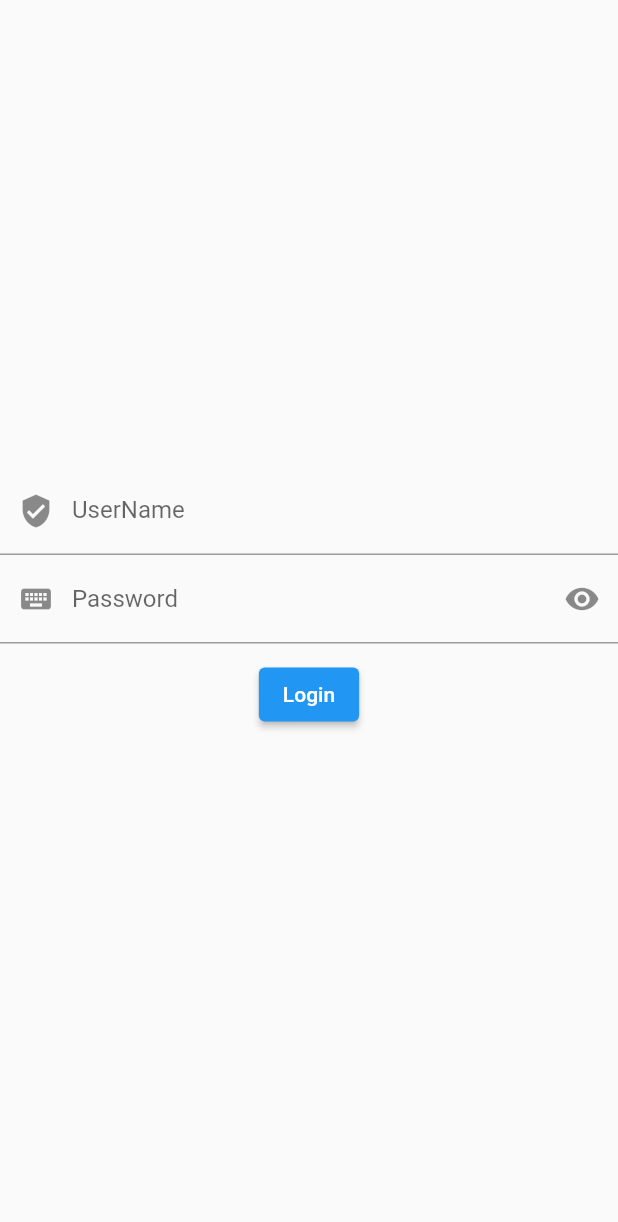
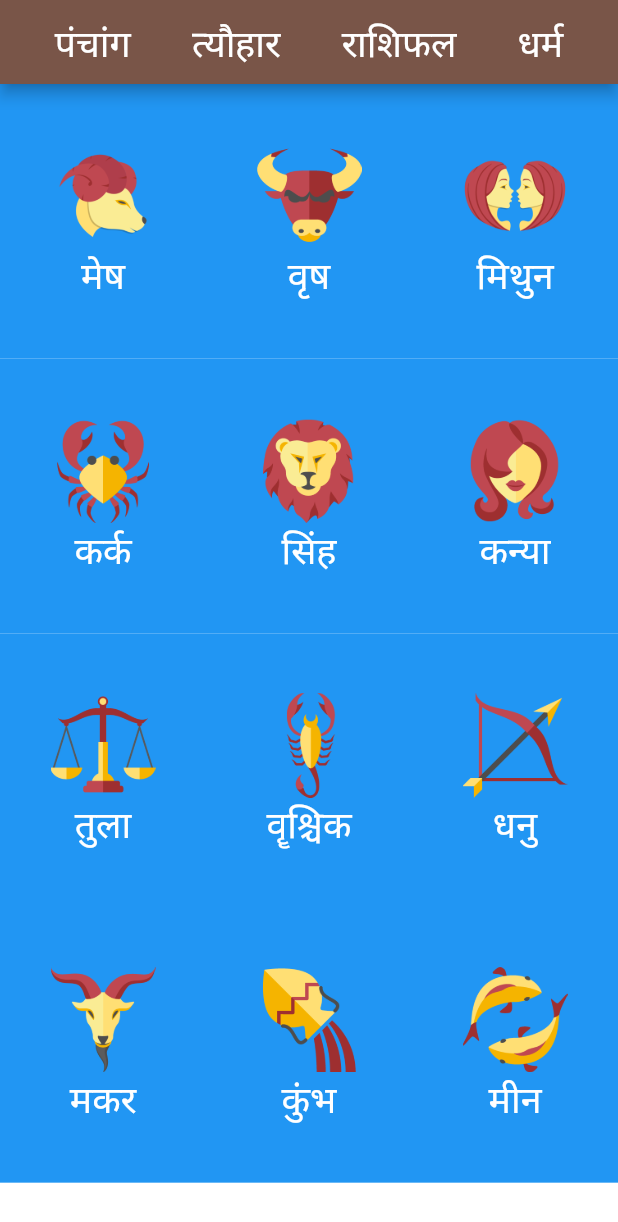
Before and after one commit to mohdmaroof2001/LearnFlutter, a Flutter app: the screen it shows after launch, on a phone screen of 412 x 824 dp. Shown: the top 1222 px of the screen. Run offline on Flutter 3.47's test engine with Material 2 defaults, Android fonts, the phone set to English and light mode, and no system bars.

Commit message:
Create Somthin New

```diff
--- /dev/null
+++ b/lib/06_Image.dart
@@ -0,0 +1,372 @@
+// ignore_for_file: file_names
+
+import 'package:flutter/material.dart';
+
+class test1 extends StatelessWidget {
+  const test1({Key? key}) : super(key: key);
+
+  @override
+  Widget build(BuildContext context) {
+    return MaterialApp(
+      home: MyHomePage(),
+      title: 'Box',
+      debugShowCheckedModeBanner: false,
+    );
+  }
+}
+
+class MyHomePage extends StatefulWidget {
+  const MyHomePage({Key? key}) : super(key: key);
+
+  @override
+  _MyHomePageState createState() => _MyHomePageState();
+}
+
+class _MyHomePageState extends State<MyHomePage> {
+  @override
+  Widget build(BuildContext context) {
+    var width = MediaQuery.of(context).size.width / 3;
+    var height = MediaQuery.of(context).size.height / 4.5;
+
+    return Scaffold(
+      backgroundColor: Colors.cyanAccent,
+      appBar: AppBar(
+        backgroundColor: Colors.brown,
+        title: SizedBox(
+          child: Row(
+            mainAxisAlignment: MainAxisAlignment.spaceAround,
+            children: [
+              Text(
+                "पंचांग",
+                style: TextStyle(
+                  fontSize: 25,
+                ),
+              ),
+              Text(
+                "त्यौहार",
+                style: TextStyle(
+                  fontSize: 25,
+                ),
+              ),
+              Text(
+                "राशिफल",
+                style: TextStyle(
+                  fontSize: 25,
+                ),
+              ),
+              Text(
+                "धर्म",
+                style: TextStyle(
+                  fontSize: 25,
+                ),
+              ),
+            ],
+          ),
+        ),
+      ),
+      body: Container(
+          width: double.infinity,
+          height: double.infinity,
+          color: Colors.white,
+          child: Column(
+            children: [
+              Row(
+                mainAxisAlignment: MainAxisAlignment.start,
+                crossAxisAlignment: CrossAxisAlignment.center,
+                children: [
+                  Container(
+                    width: width,
+                    height: height,
+                    color: Colors.blue,
+                    child: Column(
+                      mainAxisAlignment: MainAxisAlignment.center,
+                      children: [
+                        Image(
+                          image: AssetImage('assest/Aries.png'),
+                          width: 70,
+                          height: 70,
+                          fit: BoxFit.fill,
+                        ),
+                        Text(
+                          "मेष",
+                          style: TextStyle(
+                            fontSize: 25,
+                            color: Colors.white,
+                          ),
+                        ),
+                        // Icon(
+                        //   Icons.add,
+                        //   color: Colors.white,
+                        //   size: 70,
+                        // )
+                      ],
+                    ),
+                  ),
+                  Container(
+                    width: width,
+                    height: height,
+                    color: Colors.blue,
+                    child: Column(
+                      mainAxisAlignment: MainAxisAlignment.center,
+                      children: [
+                        Image(
+                          image: AssetImage('assest/Taurus.png'),
+                          width: 70,
+                          height: 70,
+                          fit: BoxFit.fill,
+                        ),
+                        Text(
+                          "वृष",
+                          style: TextStyle(
+                            fontSize: 25,
+                            color: Colors.white,
+                          ),
+                        ),
+                      ],
+                    ),
+                  ),
+                  Container(
+                    width: width,
+                    height: height,
+                    color: Colors.blue,
+                    child: Column(
+                      mainAxisAlignment: MainAxisAlignment.center,
+                      children: [
+                        Image.asset(
+                          'assest/Gemini.png',
+                          width: 70,
+                          height: 70,
+                        ),
+                        Text(
+                          "मिथुन",
+                          style: TextStyle(
+                            fontSize: 25,
+                            color: Colors.white,
+                          ),
+                        ),
+                      ],
+                    ),
+                  ),
+                ],
+              ),
+              Row(
+                mainAxisAlignment: MainAxisAlignment.start,
+                crossAxisAlignment: CrossAxisAlignment.center,
+                children: [
+                  Container(
+                    width: width,
+                    height: height,
+                    color: Colors.blue,
+                    child: Column(
+                      mainAxisAlignment: MainAxisAlignment.center,
+                      children: [
+                        Image.asset(
+                          'assest/Cancer.png',
+                          width: 70,
+                          height: 70,
+                        ),
+                        Text(
+                          "कर्क",
+                          style: TextStyle(
+                            fontSize: 25,
+                            color: Colors.white,
+                          ),
+                        ),
+                      ],
+                    ),
+                  ),
+                  Container(
+                    width: width,
+                    height: height,
+                    color: Colors.blue,
+                    child: Column(
+                      mainAxisAlignment: MainAxisAlignment.center,
+                      children: [
+                        Image.asset(
+                          'assest/Leo.png',
+                          width: 70,
+                          height: 70,
+                        ),
+                        Text(
+                          "सिंह",
+                          style: TextStyle(
+                            fontSize: 25,
+                            color: Colors.white,
+                          ),
+                        ),
+                      ],
+                    ),
+                  ),
+                  Container(
+                    width: width,
+                    height: height,
+                    color: Colors.blue,
+                    child: Column(
+                      mainAxisAlignment: MainAxisAlignment.center,
+                      children: [
+                        Image.asset(
+                          'assest/Virgo.png',
+                          width: 70,
+                          height: 70,
+                        ),
+                        Text(
+                          "कन्या",
+                          style: TextStyle(
+                            fontSize: 25,
+                            color: Colors.white,
+                          ),
+                        ),
+                      ],
+                    ),
+                  ),
+                ],
+              ),
+              Row(
+                mainAxisAlignment: MainAxisAlignment.start,
+                crossAxisAlignment: CrossAxisAlignment.center,
+                children: [
+                  Container(
+                    width: width,
+                    height: height,
+                    color: Colors.blue,
+                    child: Column(
+                      mainAxisAlignment: MainAxisAlignment.center,
+                      children: [
+                        Image.asset(
+                          'assest/Libra.png',
+                          width: 70,
+                          height: 70,
+                        ),
+                        Text(
+                          "तुला",
+                          style: TextStyle(
+                            fontSize: 25,
+                            color: Colors.white,
+                          ),
+                        ),
+                      ],
+                    ),
+                  ),
+                  Container(
+                    width: width,
+                    height: height,
+                    color: Colors.blue,
+                    child: Column(
+                      mainAxisAlignment: MainAxisAlignment.center,
+                      children: [
+                        Image.asset(
+                          'assest/Scorpio.png',
+                          width: 70,
+                          height: 70,
+                        ),
+                        Text(
+                          "वॄश्चिक",
+                          style: TextStyle(
+                            fontSize: 25,
+                            color: Colors.white,
+                          ),
+                        ),
+                      ],
+                    ),
+                  ),
+                  Container(
+                    width: width,
+                    height: height,
+                    color: Colors.blue,
+                    child: Column(
+                      mainAxisAlignment: MainAxisAlignment.center,
+                      children: [
+                        Image.asset(
+                          'assest/Sagittarius.png',
+                          width: 70,
+                          height: 70,
+                        ),
+                        Text(
+                          "धनु",
+                          style: TextStyle(
+                            fontSize: 25,
+                            color: Colors.white,
+                          ),
+                        ),
+                      ],
+                    ),
+                  )
+                ],
+              ),
+              Row(
+                mainAxisAlignment: MainAxisAlignment.start,
+                crossAxisAlignment: CrossAxisAlignment.center,
+                children: [
+                  Container(
+                    width: width,
+                    height: height,
+                    color: Colors.blue,
+                    child: Column(
+                      mainAxisAlignment: MainAxisAlignment.center,
+                      children: [
+                        Image.asset(
+                          'assest/Capricorn.png',
+                          width: 70,
+                          height: 70,
+                        ),
+                        Text(
+                          "मकर",
+                          style: TextStyle(
+                            fontSize: 25,
+                            color: Colors.white,
+                          ),
+                        ),
+                      ],
+                    ),
+                  ),
+                  Container(
+                    width: width,
+                    height: height,
+                    color: Colors.blue,
+                    child: Column(
+                      mainAxisAlignment: MainAxisAlignment.center,
+                      children: [
+                        Image.asset(
+                          'assest/Aquarius.png',
+                          width: 70,
+                          height: 70,
+                        ),
+                        Text(
+                          "कुंभ",
+                          style: TextStyle(
+                            fontSize: 25,
+                            color: Colors.white,
+                          ),
+                        ),
+                      ],
+                    ),
+                  ),
+                  Container(
+                    width: width,
+                    height: height,
+                    color: Colors.blue,
+                    child: Column(
+                      mainAxisAlignment: MainAxisAlignment.center,
+                      children: [
+                        Image.asset(
+                          'assest/Pisces.png',
+                          width: 70,
+                          height: 70,
+                        ),
+                        Text(
+                          "मीन",
+                          style: TextStyle(
+                            fontSize: 25,
+                            color: Colors.white,
+                          ),
+                        ),
+                      ],
+                    ),
+                  )
+                ],
+              ),
+            ],
+          )),
+    );
+  }
+}
--- a/lib/main.dart
+++ b/lib/main.dart
@@ -4,12 +4,14 @@ import 'package:learnflutter/01_Box.dart';
 import 'package:learnflutter/02_RowandColumn.dart';
 import 'package:learnflutter/03_FunctionRowandColumn.dart';
 import 'package:learnflutter/04_LoginPage.dart';
+import 'package:learnflutter/05Test_.dart';
+import 'package:learnflutter/06_Image.dart';
 
 void main() {
   runApp(
     MaterialApp(
-      debugShowCheckedModeBanner: false,
-      home: const LoginPage(),
+      debugShowCheckedModeBanner: true,
+      home: const test1(),
     ),
   );
 }
```
Also changed, not shown: lib/05Test_.dart (added, +262 -0 lines), pubspec.yaml (+14 -3 lines), assest/Aquarius.png (added), assest/Aries.png (added), assest/Cancer.png (added), assest/Capricorn.png (added), assest/Gemini.png (added), assest/Leo.png (added), assest/Libra.png (added), assest/Pisces.png (added), assest/Sagittarius.png (added), assest/Scorpio.png (added), assest/Taurus.png (added), assest/Virgo.png (added).
